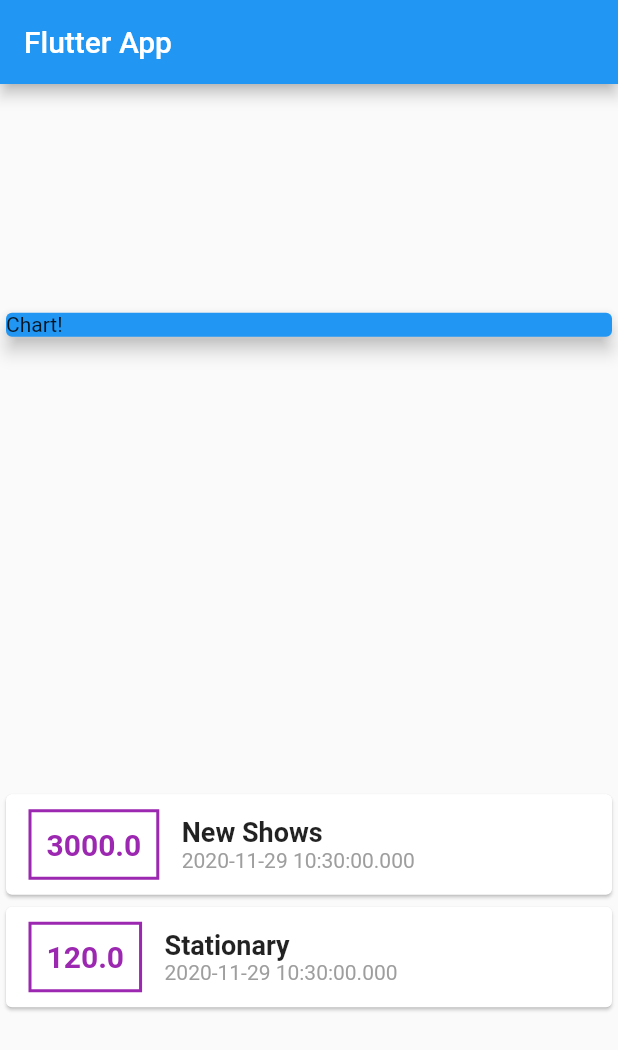
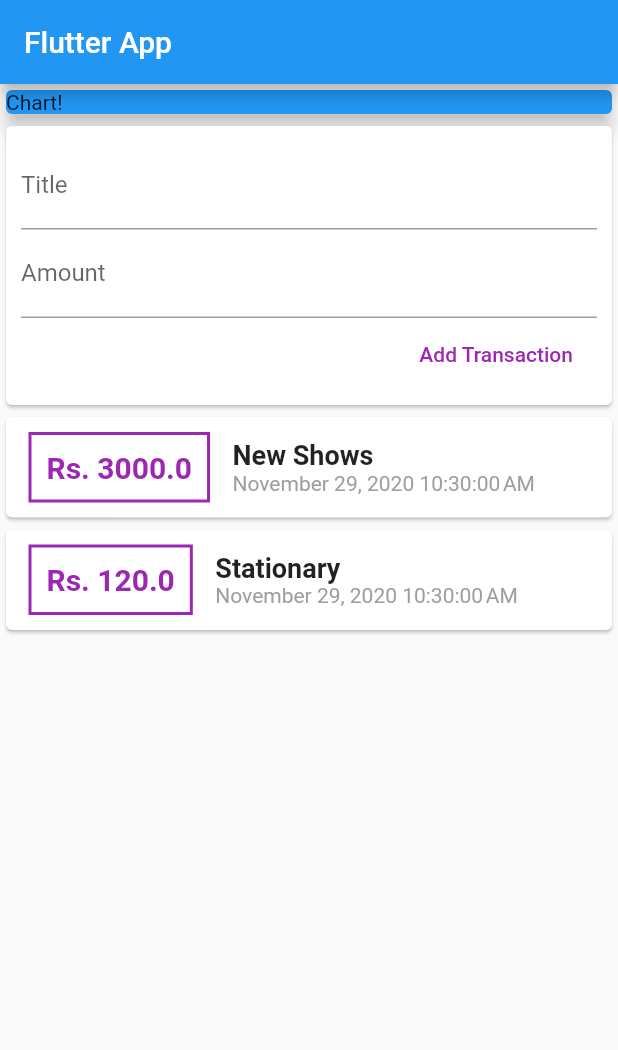
Before and after one commit to PoojanPanchal/flutter-apps, a Flutter app: the screen it shows after launch, on a phone screen of 412 x 824 dp. Shown: the top 1050 px of the screen. Run offline on Flutter 3.47's test engine with Material 2 defaults, Android fonts, the phone set to English and light mode, and no system bars.

Commit message:
2nd app update

```diff
--- a/expenceApp/lib/main.dart
+++ b/expenceApp/lib/main.dart
@@ -2,6 +2,7 @@ import 'package:flutter/material.dart';
 import 'package:flutter/src/widgets/container.dart';
 import 'package:flutter/src/widgets/container.dart';
 import 'package:flutter/src/widgets/container.dart';
+import 'package:intl/intl.dart';
 
 import './transaction.dart';
 
@@ -33,6 +34,10 @@ class MyHomePage extends StatelessWidget {
     ),
   ];
 
+  // String titleInput;
+  // String amountInput;
+  final titleController = TextEditingController();
+  final amountController = TextEditingController();
   @override
   Widget build(BuildContext context) {
     return Scaffold(
@@ -40,7 +45,7 @@ class MyHomePage extends StatelessWidget {
         title: Text('Flutter App'),
       ),
       body: Column(
-        mainAxisAlignment: MainAxisAlignment.spaceAround,
+        // mainAxisAlignment: MainAxisAlignment.start,
         crossAxisAlignment: CrossAxisAlignment.stretch,
         children: <Widget>[
           Container(
@@ -51,6 +56,32 @@ class MyHomePage extends StatelessWidget {
                 child: Text('Chart!'),
               ),
               elevation: 5,
+            ),
+          ),
+          Card(
+            child: Container(
+              padding: EdgeInsets.all(10),
+              child: Column(
+                crossAxisAlignment: CrossAxisAlignment.end,
+                children: <Widget>[
+                  TextField(
+                    decoration: InputDecoration(labelText: 'Title'),
+                    controller: titleController,
+                    // onChanged: (val) => titleInput = val;,
+                  ),
+                  TextField(
+                    decoration: InputDecoration(labelText: 'Amount'),
+                    controller: amountController,
+                    // onChanged: (val) => amountInput  = val;,
+                  ),
+                  FlatButton(
+                      onPressed: () {
+                        print(titleController.text);
+                      },
+                      child: Text('Add Transaction'),
+                      textColor: Colors.purple),
+                ],
+              ),
             ),
           ),
           Column(
@@ -71,7 +102,7 @@ class MyHomePage extends StatelessWidget {
                     ),
                     padding: EdgeInsets.all(10),
                     child: Text(
-                      tx.amount.toString(),
+                      "Rs. " + tx.amount.toString(),
                       style: TextStyle(
                         fontWeight: FontWeight.bold,
                         fontSize: 20,
@@ -90,7 +121,7 @@ class MyHomePage extends StatelessWidget {
                         ),
                       ),
                       Text(
-                        tx.date.toString(),
+                        DateFormat().format(tx.date),
                         style: TextStyle(color: Colors.grey),
                       ),
                     ],
--- a/expenceApp/pubspec.yaml
+++ b/expenceApp/pubspec.yaml
@@ -32,6 +32,7 @@ dependencies:
 dev_dependencies:
   flutter_test:
     sdk: flutter
+  intl: ^0.15.8
 
 # For information on the generic Dart part of this file, see the
 # following page: https://dart.dev/tools/pub/pubspec
```
Also changed, not shown: expenceApp/pubspec.lock.
